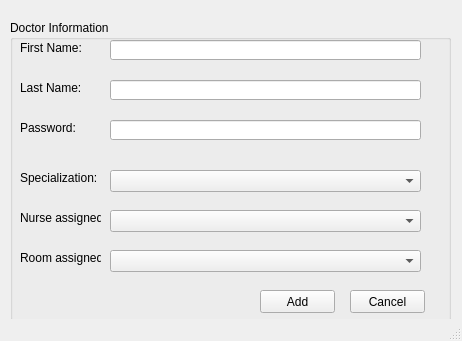
The window that Screens/Admin AddDoctor.ui (RaahimHash/DBMS-Project-UHU-Clinic) describes before a commit, drawn with Qt 5.
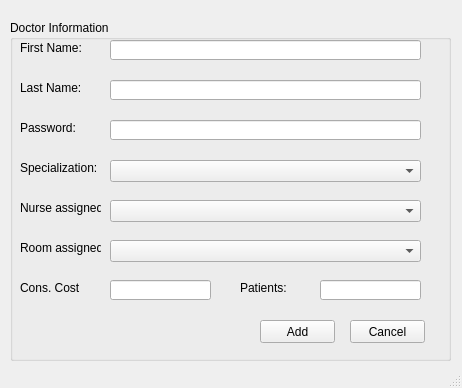
The same window after the commit.

Patch:
```diff
--- a/Screens/Admin AddDoctor.ui
+++ b/Screens/Admin AddDoctor.ui
@@ -10,7 +10,7 @@
     <x>0</x>
     <y>0</y>
     <width>462</width>
-    <height>341</height>
+    <height>388</height>
    </rect>
   </property>
   <property name="windowTitle">
@@ -23,7 +23,7 @@
       <x>10</x>
       <y>20</y>
       <width>441</width>
-      <height>301</height>
+      <height>341</height>
      </rect>
     </property>
     <property name="title">
@@ -72,7 +72,7 @@
      <property name="geometry">
       <rect>
        <x>250</x>
-       <y>270</y>
+       <y>300</y>
        <width>75</width>
        <height>23</height>
       </rect>
@@ -85,7 +85,7 @@
      <property name="geometry">
       <rect>
        <x>340</x>
-       <y>270</y>
+       <y>300</y>
        <width>75</width>
        <height>23</height>
       </rect>
@@ -111,7 +111,7 @@
      <property name="geometry">
       <rect>
        <x>10</x>
-       <y>150</y>
+       <y>140</y>
        <width>81</width>
        <height>16</height>
       </rect>
@@ -124,7 +124,7 @@
      <property name="geometry">
       <rect>
        <x>100</x>
-       <y>150</y>
+       <y>140</y>
        <width>311</width>
        <height>22</height>
       </rect>
@@ -134,7 +134,7 @@
      <property name="geometry">
       <rect>
        <x>100</x>
-       <y>190</y>
+       <y>180</y>
        <width>311</width>
        <height>22</height>
       </rect>
@@ -144,7 +144,7 @@
      <property name="geometry">
       <rect>
        <x>10</x>
-       <y>190</y>
+       <y>180</y>
        <width>81</width>
        <height>16</height>
       </rect>
@@ -157,7 +157,7 @@
      <property name="geometry">
       <rect>
        <x>10</x>
-       <y>230</y>
+       <y>220</y>
        <width>81</width>
        <height>16</height>
       </rect>
@@ -170,7 +170,7 @@
      <property name="geometry">
       <rect>
        <x>100</x>
-       <y>230</y>
+       <y>220</y>
        <width>311</width>
        <height>22</height>
       </rect>
@@ -202,6 +202,64 @@
       <string>Password:</string>
      </property>
     </widget>
+    <widget class="QLabel" name="label_7">
+     <property name="geometry">
+      <rect>
+       <x>10</x>
+       <y>260</y>
+       <width>81</width>
+       <height>16</height>
+      </rect>
+     </property>
+     <property name="text">
+      <string>Cons. Cost</string>
+     </property>
+    </widget>
+    <widget class="QLineEdit" name="linePatients">
+     <property name="geometry">
+      <rect>
+       <x>310</x>
+       <y>260</y>
+       <width>101</width>
+       <height>20</height>
+      </rect>
+     </property>
+     <property name="echoMode">
+      <enum>QLineEdit::Normal</enum>
+     </property>
+     <property name="readOnly">
+      <bool>false</bool>
+     </property>
+    </widget>
+    <widget class="QLineEdit" name="lineCost">
+     <property name="geometry">
+      <rect>
+       <x>100</x>
+       <y>260</y>
+       <width>101</width>
+       <height>20</height>
+      </rect>
+     </property>
+     <property name="echoMode">
+      <enum>QLineEdit::Normal</enum>
+     </property>
+     <property name="readOnly">
+      <bool>false</bool>
+     </property>
+    </widget>
+    <widget class="QLabel" name="label_15">
+     <property name="geometry">
+      <rect>
+       <x>230</x>
+       <y>260</y>
+       <width>81</width>
+       <height>16</height>
+      </rect>
+     </property>
+     <property name="text">
+      <string>Patients:</string>
+     </property>
+    </widget>
    </widget>
   </widget>
   <widget class="QStatusBar" name="statusbar"/>
```
Left out of the diff: 3 changed lines with no effect on the pictures.
